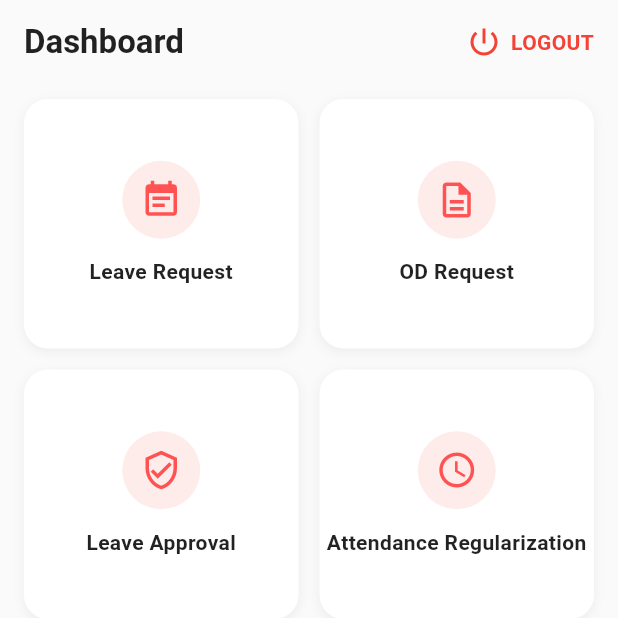
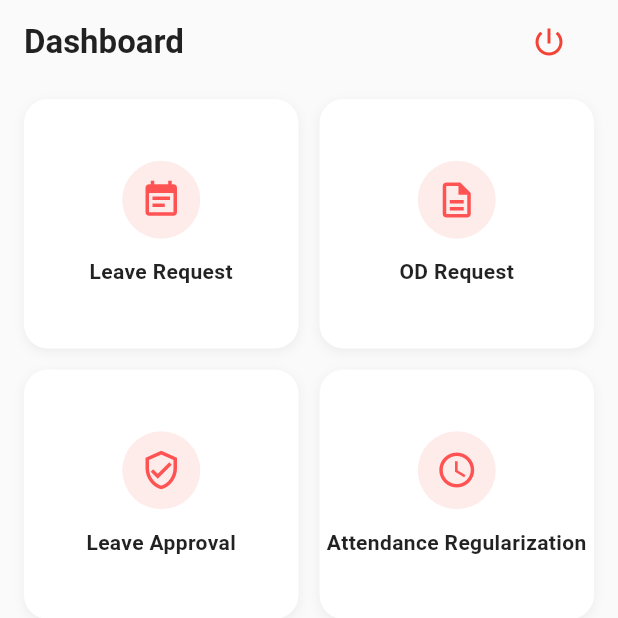
Before and after one commit to cuteshweta/fluter-Project, a Flutter app: the DashboardScreen screen opened by its route, on a phone screen of 412 x 824 dp, the top half of it. Run offline on Flutter 3.47's test engine with Material 3 defaults, Android fonts, the phone set to English and light mode, and no system bars; our stand-ins replace bloc, dartz, device_preview, dio, equatable, flutter_bloc and 5 more; missing offline and left inert: dart:ffi; accounts and stored records are empty; network calls fail.

Commit message:
logout done

```diff
--- a/lib/main.dart
+++ b/lib/main.dart
@@ -60,10 +60,14 @@ class MyApp extends StatelessWidget {
       ),
       routes: {
         '/': (_) => BlocProvider(
-          create: (_) => LoginBloc(sl()),
+          create: (_) => LoginBloc(sl(), sl()),
           child: AppSharedPreference.instance?.getIsUserLogin() ?? false
               ? const DashboardScreen()
               : LoginScreen(),
+        ),
+        '/logout': (_) => BlocProvider(
+          create: (_) => LoginBloc(sl(), sl()),
+          child: const LoginScreen(),
         ),
         '/otpVerification': (_) => BlocProvider(
           create: (_) => VerifyOtpBloc((sl())),
--- a/lib/src/core/utils/contants/network_constant.dart
+++ b/lib/src/core/utils/contants/network_constant.dart
@@ -7,3 +7,4 @@ const String fetchCompanyLocation = "companylocation.php";
 const String attendanceMaster = "attendanceMaster.php";
 const String leaveODMaster = "leaveODMaster.php";
 const String attendanceHistory="attendanceReport.php";
+const String logout="logout.php";
--- a/lib/src/features/data/data_source/remote/login/abstract_request_login_api.dart
+++ b/lib/src/features/data/data_source/remote/login/abstract_request_login_api.dart
@@ -13,4 +13,6 @@ abstract class AbstractRequestLoginApi {
   Future<Either<Failure, List<CompanyList>>> getCompanyList();
 
   Future<Either<Failure, VerifyOtpResponseModel>> verifyOtp(VerifyOtpRequestModel request);
+
+  Future<bool> logout(String token);
 }
--- a/lib/src/features/data/data_source/repository/login/login_request_impl.dart
+++ b/lib/src/features/data/data_source/repository/login/login_request_impl.dart
@@ -49,4 +49,8 @@ class LoginRequestImpl extends RepositoryLoginAbstract {
       return Left(Failure(UNEXPECTED_ERROR));
     }
   }
+
+  Future<bool> logout(String token) {
+    return loginApiImpl.logout(token);
+  }
 }
--- /dev/null
+++ b/lib/src/features/domain/repository/login/logout_repo.dart
@@ -0,0 +1,4 @@
+
+abstract class RepositoryLogoutAbstract{
+  Future<bool> logout(String token);
+}
--- a/lib/src/features/domain/repository/login/request_otp_repo.dart
+++ b/lib/src/features/domain/repository/login/request_otp_repo.dart
@@ -15,4 +15,6 @@ abstract class RepositoryLoginAbstract {
   Future<Either<Failure, List<CompanyList>>> requestCompanyList();
 
   Future<Either<Failure, VerifyOtpResponseModel>> verifyOtpRequest(VerifyOtpRequestModel request);
+
+
 }
--- a/lib/src/features/domain/usecases/login/login_usecase.dart
+++ b/lib/src/features/domain/usecases/login/login_usecase.dart
@@ -56,6 +56,4 @@ class LoginUseCases {
       },
     );
   }
-
-
 }
--- /dev/null
+++ b/lib/src/features/domain/usecases/login/logout_usecase.dart
@@ -0,0 +1,12 @@
+
+import 'package:haritashr/src/features/domain/repository/login/logout_repo.dart';
+
+class LogoutUseCase {
+  final RepositoryLogoutAbstract repo;
+
+  LogoutUseCase(this.repo);
+
+  Future<bool> call(String token) {
+    return repo.logout(token);
+  }
+}
--- a/lib/src/features/presentation/login/logic/login_event.dart
+++ b/lib/src/features/presentation/login/logic/login_event.dart
@@ -21,3 +21,9 @@ class CompanyListRequested extends LoginEvent{
   List<Object?> get props => [];
 
 }
+
+class LogoutRequested extends LoginEvent {
+  @override
+  // TODO: implement props
+  List<Object?> get props => throw UnimplementedError();
+}
--- a/lib/src/features/presentation/login/logic/login_state.dart
+++ b/lib/src/features/presentation/login/logic/login_state.dart
@@ -7,7 +7,11 @@ class LoginState extends Equatable {
   final List<CompanyList>? companyList;
   final String? error;
 
-  const LoginState({this.isLoading = false, this.isCompanyListFetch = true,  this.loginResponse, this.companyList, this.error});
+  // 👇 Add logout states
+  final bool isLogoutLoading;
+  final bool isLogoutSuccess;
+
+  const LoginState({this.isLogoutLoading=false,this.isLogoutSuccess=false,this.isLoading = false, this.isCompanyListFetch = true,  this.loginResponse, this.companyList, this.error});
 
   LoginState copyWith({
     bool? isLoading,
@@ -15,6 +19,8 @@ class LoginState extends Equatable {
     LoginResponse? loginResponse,
     List<CompanyList>? list,
     String? error,
+    bool? isLogoutLoading,
+    bool? isLogoutSuccess,
   }) {
     return LoginState(
       isLoading: isLoading ?? this.isLoading,
@@ -26,5 +32,19 @@ class LoginState extends Equatable {
   }
 
   @override
-  List<Object?> get props => [isLoading, isCompanyListFetch, loginResponse, error];
+  List<Object?> get props => [isLoading, isCompanyListFetch, loginResponse, error,isLogoutLoading,
+    isLogoutSuccess];
 }
+class LogoutInitial extends LoginState {}
+
+class LogoutLoading extends LoginState {}
+
+class LogoutSuccess extends LoginState {}
+
+class LogoutFailed extends LoginState {
+  final String message;
+  const LogoutFailed(this.message);
+
+  @override
+  List<Object?> get props => [message];
+}
--- a/lib/src/presentation/views/dashboard_screen.dart
+++ b/lib/src/presentation/views/dashboard_screen.dart
@@ -15,20 +15,27 @@ class DashboardScreen extends StatelessWidget {
           'Dashboard',
           style: TextStyle(color: Colors.black87, fontWeight: FontWeight.bold),
         ),
-        actions: const [
+        actions: [
           Padding(
-            padding: EdgeInsets.only(right: 16.0),
+            padding: const EdgeInsets.only(right: 16.0),
             child: Row(
               children: [
-                Icon(Icons.power_settings_new, color: Colors.red),
-                SizedBox(width: 6),
-                Text(
-                  "LOGOUT",
-                  style: TextStyle(
-                    color: Colors.red,
-                    fontWeight: FontWeight.w600,
-                  ),
+                IconButton(
+                  icon:  const Icon(Icons.power_settings_new, color: Colors.red),
+                  onPressed: () {
+                    Navigator.pushReplacementNamed(context, '/logout');
+                  },
                 ),
+
+                const SizedBox(width: 6),
+
+                // const Text(
+                //   "LOGOUT",
+                //   style: TextStyle(
+                //     color: Colors.red,
+                //     fontWeight: FontWeight.w600,
+                //   ),
+                // ),
               ],
             ),
           ),
--- a/lib/src/shared/app_injection.dart
+++ b/lib/src/shared/app_injection.dart
@@ -8,6 +8,7 @@ import 'package:haritashr/src/shared/data/data_source/app_shared_preference.dart
 import 'package:shared_preferences/shared_preferences.dart';
 
 import '../core/utils/shared_preference/app_shared_preference.dart';
+import '../features/presentation/login/logout_injections.dart';
 
 final sl = GetIt.instance;
 
@@ -19,6 +20,7 @@ Future<void> initInjections() async {
   await initLoginInjections();
   await initAttendanceInjections();
   await initLeaveInjections();
+  await initLogoutInjections();
 }
 
 initAppInjection() {
```
Also changed, not shown: lib/src/core/utils/shared_preference/app_shared_preference.dart (+18 -0 lines), lib/src/features/data/data_source/remote/login/request_login_api_impl.dart (+18 -0 lines), lib/src/features/data/data_source/repository/login/logout_request_impl.dart (added, +42 -0 lines), lib/src/features/presentation/login/logic/login_bloc.dart (+47 -14 lines), lib/src/features/presentation/login/logout_injections.dart (added, +16 -0 lines).
